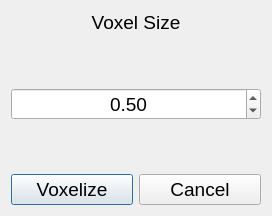
The window that src/Slicer/QVoxelizationOptionDialog.ui (Aaron-at-huvitz/QtVTK_Examples) describes before a commit, drawn with Qt 5.
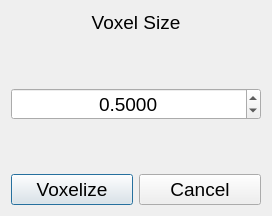
The same window after the commit.

The edit to the form file:
```diff
--- a/src/Slicer/QVoxelizationOptionDialog.ui
+++ b/src/Slicer/QVoxelizationOptionDialog.ui
@@ -57,6 +57,9 @@
        <property name="buttonSymbols">
         <enum>QAbstractSpinBox::UpDownArrows</enum>
        </property>
+       <property name="decimals">
+        <number>4</number>
+       </property>
        <property name="singleStep">
         <double>0.010000000000000</double>
        </property>
```
Left out of the diff: 2 changed lines with no effect on the pictures.
